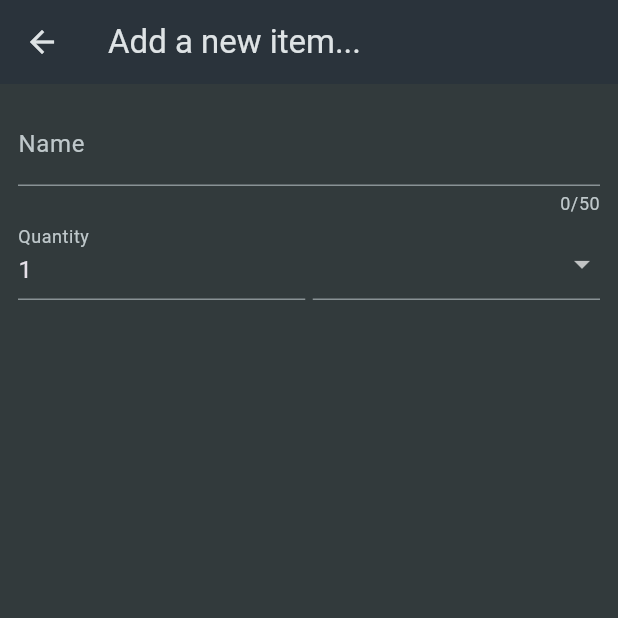
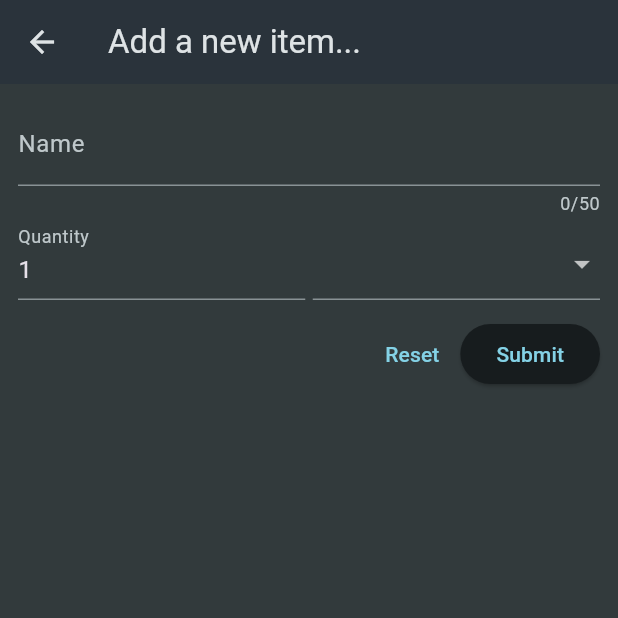
Before and after one commit to DevilDante4657/shopping_list, a Flutter app: the NewItem screen opened directly, on a phone screen of 412 x 824 dp, the top half of it. Run offline on Flutter 3.47's test engine with Material 3 defaults, Android fonts, the phone set to English and light mode, and no system bars.

Commit message:
added new buttons

```diff
--- a/lib/widgets/new_item.dart
+++ b/lib/widgets/new_item.dart
@@ -61,6 +61,19 @@ class _NewItemState extends State<NewItem>{
                   onChanged: (value){}
                   ),
               )
+            ],),
+            const SizedBox(height: 12),
+            Row(
+              mainAxisAlignment: MainAxisAlignment.end,
+              children: [
+              TextButton(
+                onPressed:(){},
+                child: Text("Reset")
+                ),
+              ElevatedButton(
+                onPressed: (){},
+                child: Text("Submit"),
+                ),
             ],)
           ],
         )
```
